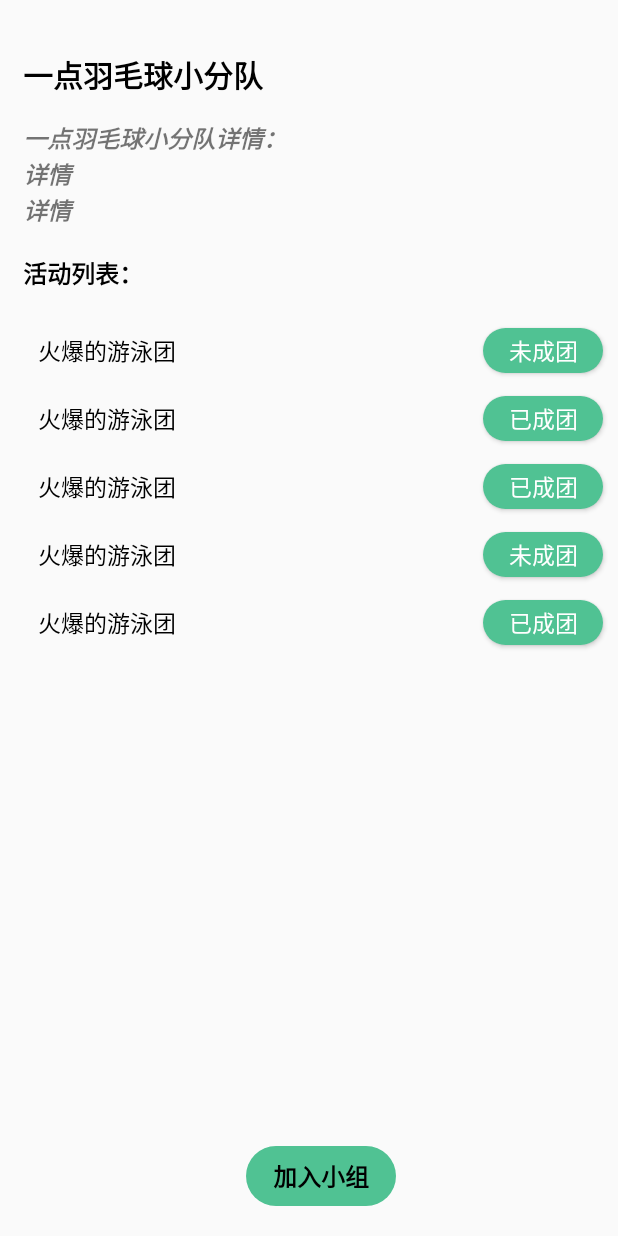
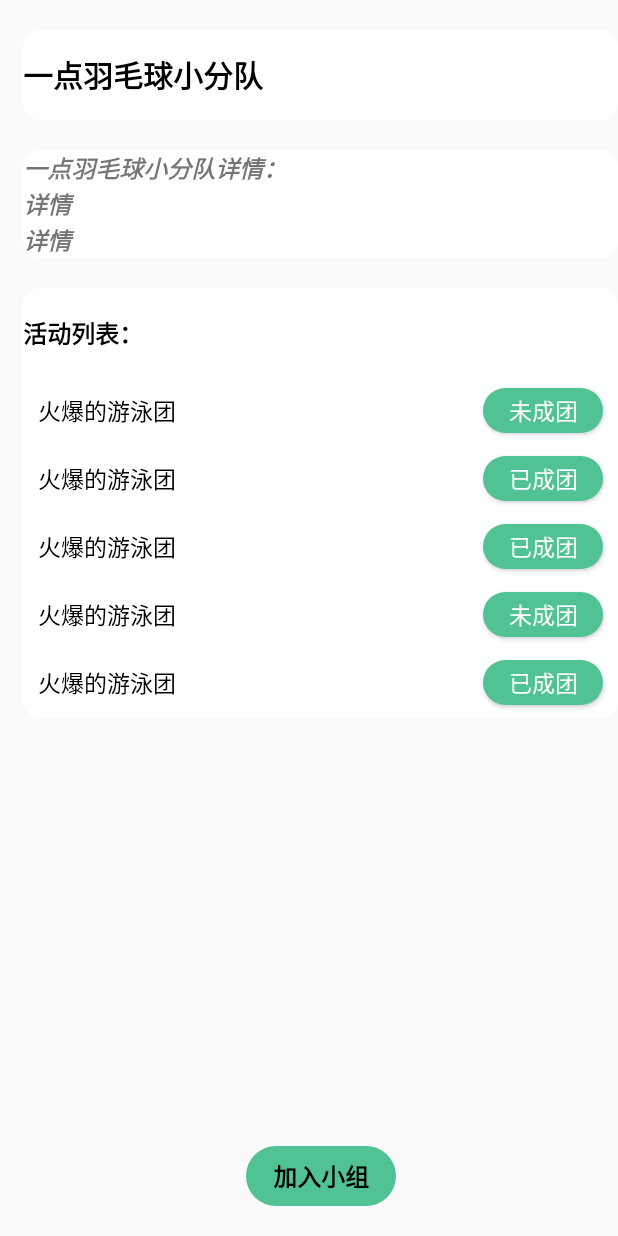
Before and after one commit to WeihaoJiang/sport, an Android app: the GroupDetailActivity screen opened directly, with no data from a screen before it, on a phone screen of 412 x 824 dp. Run offline under Robolectric (Android 15) with nearby library versions, the phone set to English and light mode, and no system bars; our stand-ins replace CircleImageView.

Commit message:
update:更新小组分队页面UI

```diff
--- a/app/src/main/res/layout/activity_group_detail.xml
+++ b/app/src/main/res/layout/activity_group_detail.xml
@@ -17,6 +17,7 @@
         android:textStyle="bold"
         android:text="一点羽毛球小分队"
         android:layout_marginTop="20dp"
+        android:background="@drawable/recycle_bg"
         app:layout_constraintTop_toTopOf="parent" />
 
     <TextView
@@ -26,8 +27,20 @@
         android:gravity="center_vertical"
         android:textSize="16dp"
         android:textStyle="bold|italic"
+        android:layout_marginTop="@dimen/dp_20"
         android:text="一点羽毛球小分队详情：\n详情\n详情"
+        android:background="@drawable/recycle_bg"
         app:layout_constraintTop_toBottomOf="@id/group_name" />
+
+    <LinearLayout
+        android:layout_width="match_parent"
+        android:layout_height="wrap_content"
+        android:orientation="vertical"
+        tools:ignore="MissingConstraints"
+        android:layout_marginTop="@dimen/dp_20"
+        android:background="@drawable/recycle_bg"
+        app:layout_constraintTop_toBottomOf="@id/description"
+        >
 
         <TextView
             android:id="@+id/list_name"
@@ -38,7 +51,17 @@
             android:textColor="@color/black"
             android:textStyle="bold"
             android:text="活动列表："
-        app:layout_constraintTop_toBottomOf="@id/description" />
+             />
+
+        <android.support.v7.widget.RecyclerView
+            android:id="@+id/item_list"
+            android:layout_width="match_parent"
+            android:layout_height="wrap_content"
+            app:layout_constraintBottom_toTopOf="@id/join_group"
+            app:layout_constraintTop_toBottomOf="@id/list_name"/>
+
+    </LinearLayout>
+
 
     <TextView
         android:id="@+id/join_group"
@@ -55,11 +78,5 @@
         app:layout_constraintRight_toRightOf="parent"
         app:layout_constraintBottom_toBottomOf="parent" />
 
-    <android.support.v7.widget.RecyclerView
-        android:id="@+id/item_list"
-        android:layout_width="match_parent"
-        android:layout_height="0dp"
-        app:layout_constraintBottom_toTopOf="@id/join_group"
-        app:layout_constraintTop_toBottomOf="@id/list_name"/>
 
 </android.support.constraint.ConstraintLayout>
```
Lines whose indentation alone changed are shown as unchanged.
